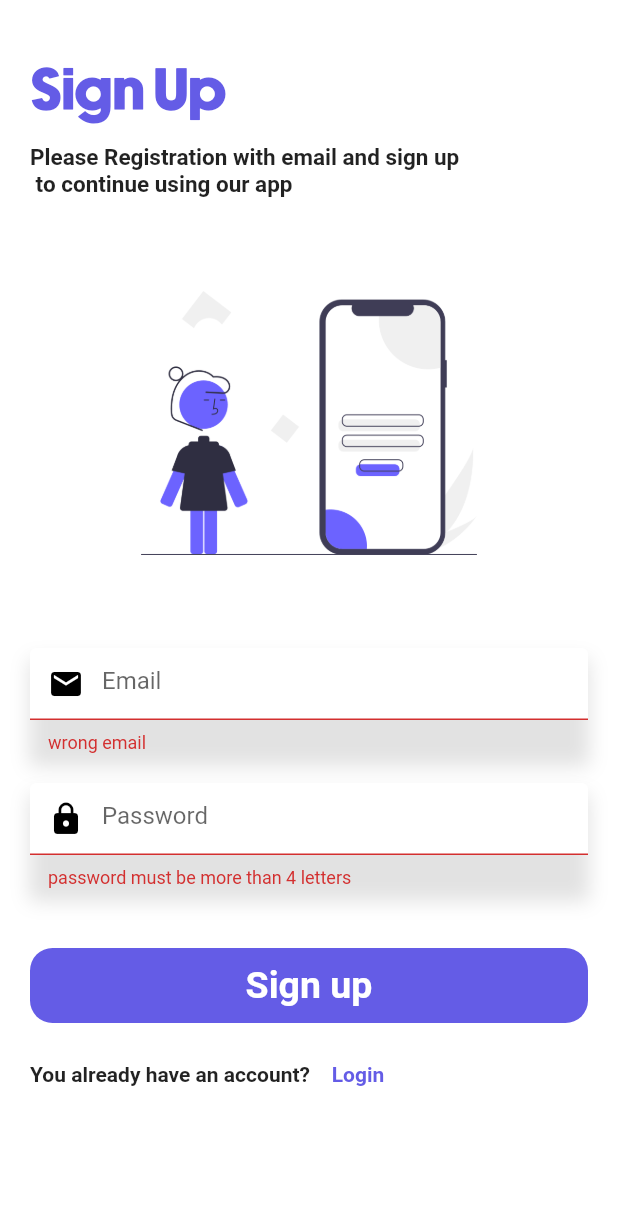
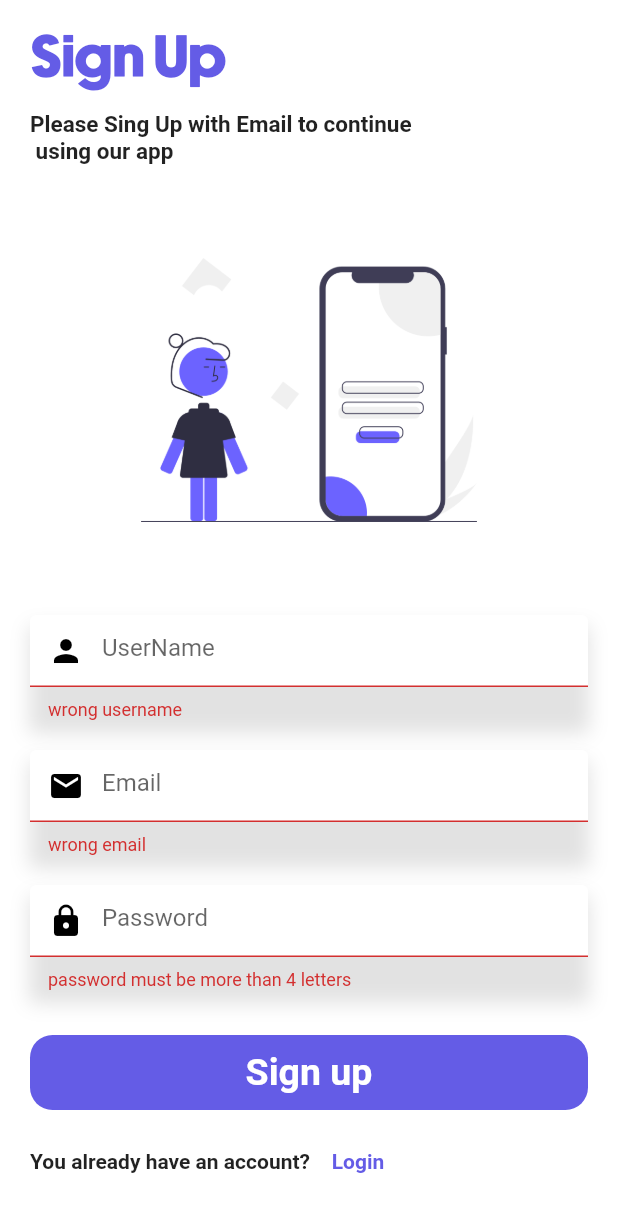
Before and after one commit to moayyadmn/chat_app, a Flutter app: the SignUpScreen screen opened by its route, after a tap on "Sign up", on a phone screen of 412 x 824 dp. Shown: the top 1212 px of the screen. Run offline on Flutter 3.47's test engine with Material 2 defaults, Android fonts, the phone set to English and light mode, and no system bars; our stand-ins replace cloud_firestore, dots_indicator, firebase_auth, firebase_core, flutter_bloc; accounts and stored records are empty.

Commit message:
add user chat cubit and model and get the data

```diff
--- a/lib/cubits/signup_cubit/signup_cubit.dart
+++ b/lib/cubits/signup_cubit/signup_cubit.dart
@@ -1,3 +1,4 @@
+import 'package:cloud_firestore/cloud_firestore.dart';
 import 'package:firebase_auth/firebase_auth.dart';
 import 'package:flutter_bloc/flutter_bloc.dart';
 import 'package:scholarchat_app/cubits/signup_cubit/signup_state.dart';
@@ -6,11 +7,18 @@ class SignupCubit extends Cubit<SignupState> {
   SignupCubit() : super(SignupInitial());
 
   Future<void> signUpUser(
-      {required String email, required String password}) async {
+      {
+      required String email,
+      required String password,
+      required String userName}) async {
     emit(SignupLoading());
     try {
       await FirebaseAuth.instance
           .createUserWithEmailAndPassword(email: email, password: password);
+      await FirebaseFirestore.instance.collection('user').add({
+        "email": email,
+        "userName": userName,
+      });
       emit(SignupSuccess());
     } on FirebaseAuthException catch (e) {
       if (e.code == 'weak-password') {
--- /dev/null
+++ b/lib/cubits/user_chat_screen_cubit/user_chat_screen_cubit.dart
@@ -0,0 +1,19 @@
+import 'package:cloud_firestore/cloud_firestore.dart';
+import 'package:flutter_bloc/flutter_bloc.dart';
+import 'package:scholarchat_app/models/user_card_model.dart';
+import 'user_chat_screen_state.dart';
+
+class UserChatScreenCubit extends Cubit<UserChatScreenState> {
+  UserChatScreenCubit() : super(UserChatScreenInitial());
+  CollectionReference users = FirebaseFirestore.instance.collection('user');
+  List<UserCardModel> usersList = [];
+  void getUsers() {
+    users.snapshots().listen((event) {
+      for (var doc in event.docs) {
+        usersList.add(UserCardModel.formJason(doc));
+      }
+
+      emit(UserChatScreenSuccess());
+    });
+  }
+}
--- /dev/null
+++ b/lib/cubits/user_chat_screen_cubit/user_chat_screen_state.dart
@@ -0,0 +1,5 @@
+abstract class UserChatScreenState {}
+class UserChatScreenInitial extends UserChatScreenState {}
+class UserChatScreenSuccess extends UserChatScreenState {
+
+}
--- /dev/null
+++ b/lib/models/user_card_model.dart
@@ -0,0 +1,13 @@
+class UserCardModel {
+  final String userName;
+  // String? lastMessage;
+  // String? image;
+  // String? date;
+  UserCardModel(this.userName);
+
+  factory UserCardModel.formJason(jsonData) {
+    return UserCardModel(
+      jsonData['userName'],
+    );
+  }
+}
--- a/lib/screens/signup_screen.dart
+++ b/lib/screens/signup_screen.dart
@@ -1,17 +1,19 @@
 import 'package:flutter/material.dart';
 import 'package:flutter_bloc/flutter_bloc.dart';
 import 'package:scholarchat_app/constants.dart';
-import '../cubits/chat_cubit/chat_cubit.dart';
 import '../cubits/signup_cubit/signup_cubit.dart';
 import '../cubits/signup_cubit/signup_state.dart';
 import '../widgets/text_filed_widget.dart';
 
-class SignUpScreen extends StatelessWidget {
-  SignUpScreen({super.key});
+class SignUpScreen extends StatefulWidget {
+  const SignUpScreen({super.key});
 
-  String? email;
+  @override
+  State<SignUpScreen> createState() => _SignUpScreenState();
+}
 
-  String? password;
+class _SignUpScreenState extends State<SignUpScreen> {
+  String? email, password, userName;
 
   GlobalKey<FormState> formKey = GlobalKey();
 
@@ -30,9 +32,7 @@ class SignUpScreen extends StatelessWidget {
                   ));
                 });
           } else if (state is SignupSuccess) {
-            BlocProvider.of<ChatCubit>(context).getMessages();
-            Navigator.of(context)
-                .pushReplacementNamed(kUserChatRoute, arguments: email);
+            Navigator.of(context).pushReplacementNamed(kUserChatRoute);
           } else if (state is SignupFailure) {
             ScaffoldMessenger.of(context)
                 .showSnackBar(SnackBar(content: Text(state.errMessage)));
@@ -42,17 +42,14 @@ class SignUpScreen extends StatelessWidget {
         builder: (context, state) {
           return Scaffold(
             backgroundColor: Colors.white,
-            body: SingleChildScrollView(
-              padding: const EdgeInsets.symmetric(horizontal: 20),
-              scrollDirection: Axis.vertical,
-              child: SizedBox(
-                height: MediaQuery.of(context).size.height,
-                child: Form(
-                  key: formKey,
+            body: ListView(children: [
+              Form(
+                key: formKey,
+                child: Padding(
+                  padding: const EdgeInsets.all(20),
                   child: Column(
                     crossAxisAlignment: CrossAxisAlignment.start,
                     children: [
-                      const Spacer(flex: 1),
                       const Text(
                         textAlign: TextAlign.start,
                         'Sign Up',
@@ -66,7 +63,7 @@ class SignUpScreen extends StatelessWidget {
                         height: 15,
                       ),
                       const Text(
-                        'Please Registration with email and sign up\n to continue using our app',
+                        'Please Sing Up with Email to continue\n using our app',
                         style: TextStyle(
                             fontSize: 15, fontWeight: FontWeight.bold),
                       ),
@@ -79,6 +76,25 @@ class SignUpScreen extends StatelessWidget {
                             height: 300,
                           ),
                         ],
+                      ),
+                      TextFieldWidget(
+                        onChanged: (data) {
+                          userName = data;
+                        },
+                        onValid: (text) {
+                          if (text!.isEmpty) {
+                            return 'wrong username';
+                          }
+                          return null;
+                        },
+                        hintText: 'UserName',
+                        icon: const Icon(
+                          Icons.person,
+                          color: Colors.black,
+                        ),
+                      ),
+                      const SizedBox(
+                        height: 20,
                       ),
                       TextFieldWidget(
                         onChanged: (data) {
@@ -117,13 +133,15 @@ class SignUpScreen extends StatelessWidget {
                         ),
                       ),
                       const SizedBox(
-                        height: 40,
+                        height: 30,
                       ),
                       GestureDetector(
                         onTap: () async {
                           if (formKey.currentState!.validate()) {
-                            BlocProvider.of<SignupCubit>(context)
-                                .signUpUser(email: email!, password: password!);
+                            BlocProvider.of<SignupCubit>(context).signUpUser(
+                                email: email!,
+                                password: password!,
+                                userName: userName!);
                           } else {}
                         },
                         child: Container(
@@ -165,12 +183,11 @@ class SignUpScreen extends StatelessWidget {
                               )),
                         ],
                       ),
-                      const Spacer(flex: 2),
                     ],
                   ),
                 ),
               ),
-            ),
+            ]),
           );
         },
       ),
--- a/lib/widgets/text_filed_widget.dart
+++ b/lib/widgets/text_filed_widget.dart
@@ -1,7 +1,7 @@
 import 'package:flutter/material.dart';
 
 class TextFieldWidget extends StatelessWidget {
-  TextFieldWidget(
+  const TextFieldWidget(
       {super.key,
       this.hintText,
       this.icon,
@@ -10,9 +10,9 @@ class TextFieldWidget extends StatelessWidget {
       this.obscureText = false});
   final String? hintText;
   final Icon? icon;
-  bool obscureText;
-  void Function(String)? onChanged;
-  String? Function(String?)? onValid;
+  final bool obscureText;
+  final void Function(String)? onChanged;
+  final String? Function(String?)? onValid;
   @override
   Widget build(BuildContext context) {
     return Container(
```
Also changed, not shown: lib/main.dart (+9 -3 lines), lib/screens/chat_screen.dart (+12 -3 lines), lib/screens/login_screen.dart (+10 -5 lines), lib/screens/user_chat_screen.dart (+54 -5 lines), lib/widgets/user_card_widget.dart (+11 -7 lines).
